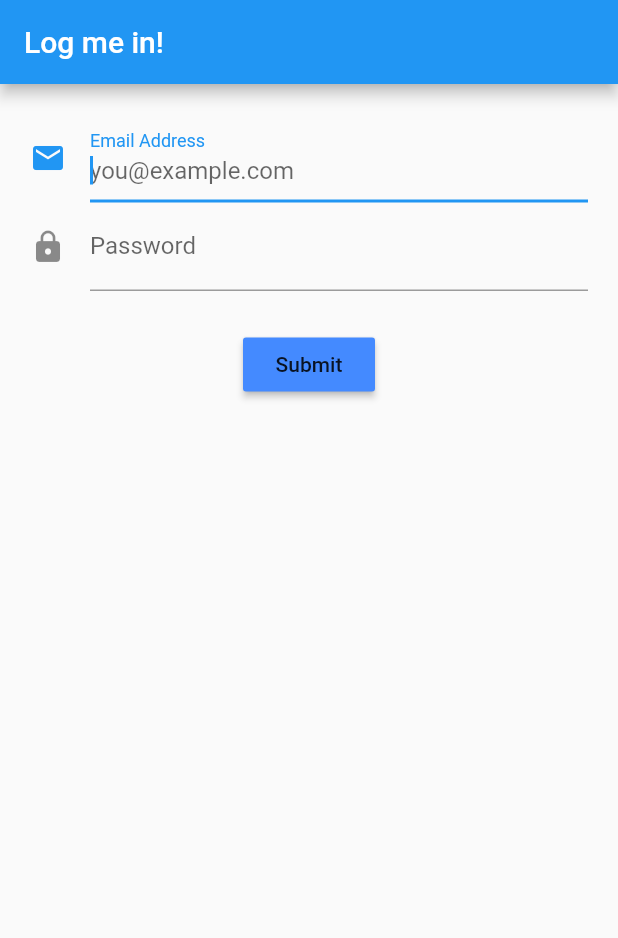
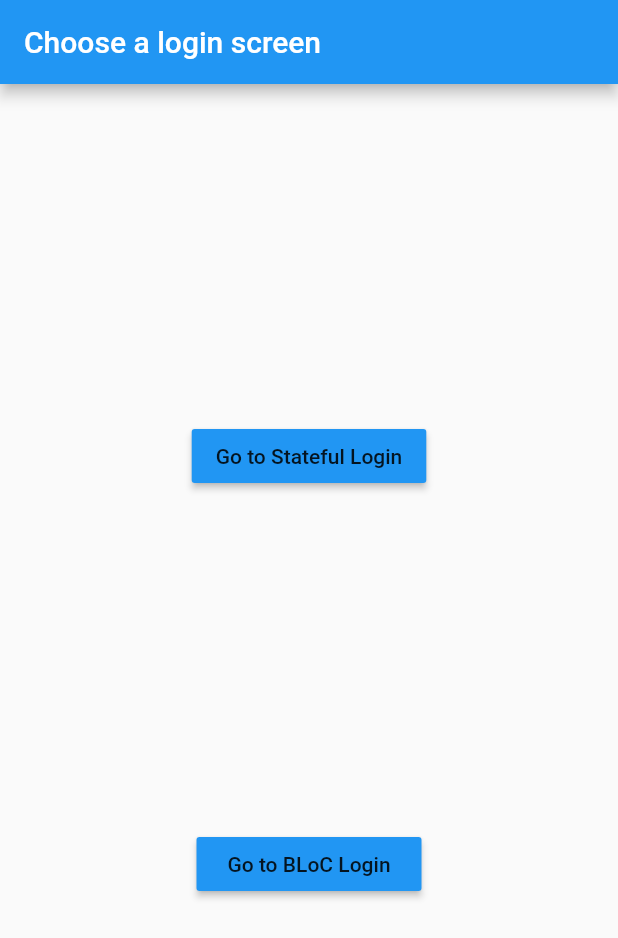
Before and after one commit to jenarvaezg/flutter-stateful-login, a Flutter app: the screen it shows after launch, on a phone screen of 412 x 824 dp. Shown: the top 938 px of the screen. Run offline on Flutter 3.47's test engine with Material 2 defaults, Android fonts, the phone set to English and light mode, and no system bars.

```diff
--- a/lib/main.dart
+++ b/lib/main.dart
@@ -1,5 +1,5 @@
 import 'package:flutter/material.dart';
-import 'package:stateful_login/screens/login_screen.dart';
+import 'package:flutter_login_poc/screens/home_screen.dart';
 
 void main() => runApp(MyApp());
 
@@ -9,7 +9,7 @@ class MyApp extends StatelessWidget {
   Widget build(BuildContext context) {
     return MaterialApp(
       title: 'Log me in!',
-      home: LoginScreen(),
+      home: HomeScreen(),
     );
   }
 }
--- /dev/null
+++ b/lib/screens/home_screen.dart
@@ -0,0 +1,47 @@
+import 'package:flutter/material.dart';
+import 'package:flutter_login_poc/screens/bloc_login_screen.dart';
+import 'package:flutter_login_poc/screens/stateful_login_screen.dart';
+
+class HomeScreen extends StatelessWidget {
+  Widget pageChangeButton(BuildContext context, Widget page, Widget child) {
+    return ButtonTheme(
+      minWidth: 150.0,
+      child: RaisedButton(
+        color: Colors.blue,
+        onPressed: () => Navigator.push(
+              context,
+              MaterialPageRoute(
+                builder: (context) => page,
+              ),
+            ),
+        child: child,
+      ),
+    );
+  }
+
+  @override
+  Widget build(BuildContext context) {
+    return Scaffold(
+      appBar: AppBar(
+        title: Text('Choose a login screen'),
+      ),
+      body: Center(
+        child: Column(
+          mainAxisAlignment: MainAxisAlignment.spaceEvenly,
+          children: <Widget>[
+            pageChangeButton(
+              context,
+              StatefulLoginScreen(),
+              Text('Go to Stateful Login'),
+            ),
+            pageChangeButton(
+              context,
+              BLoCLoginScreen(),
+              Text('Go to BLoC Login'),
+            ),
+          ],
+        ),
+      ),
+    );
+  }
+}
--- a/lib/screens/login_screen.dart
+++ b/lib/screens/stateful_login_screen.dart
@@ -1,16 +1,16 @@
 import 'package:flutter/material.dart';
-import 'package:stateful_login/mixins/validation_mixin.dart';
+import 'package:flutter_login_poc/mixins/validation_mixin.dart';
 
-class LoginScreen extends StatefulWidget {
-  LoginScreen({Key key}) : super(key: key);
+class StatefulLoginScreen extends StatefulWidget {
+  StatefulLoginScreen({Key key}) : super(key: key);
 
-  final String title = 'Log me in!';
+  final String title = 'Log me in with a StatefulWidget!';
 
   @override
-  _LoginScreenState createState() => _LoginScreenState();
+  _StatefulLoginScreenState createState() => _StatefulLoginScreenState();
 }
 
-class _LoginScreenState extends State<LoginScreen> with ValidationMixin {
+class _StatefulLoginScreenState extends State<StatefulLoginScreen> with ValidationMixin {
   FocusNode _emailFocusNode;
   FocusNode _passwordFocusNode;
   String _email = '';
--- a/pubspec.yaml
+++ b/pubspec.yaml
@@ -1,4 +1,4 @@
-name: stateful_login
+name: flutter_login_poc
 description: A new Flutter project.
 
 # The following defines the version and build number for your application.
```
Also changed, not shown: lib/blocs/login_bloc.dart (added, +20 -0 lines), lib/mixins/validation_mixin.dart (+25 -0 lines), lib/screens/bloc_login_screen.dart (added, +71 -0 lines).
